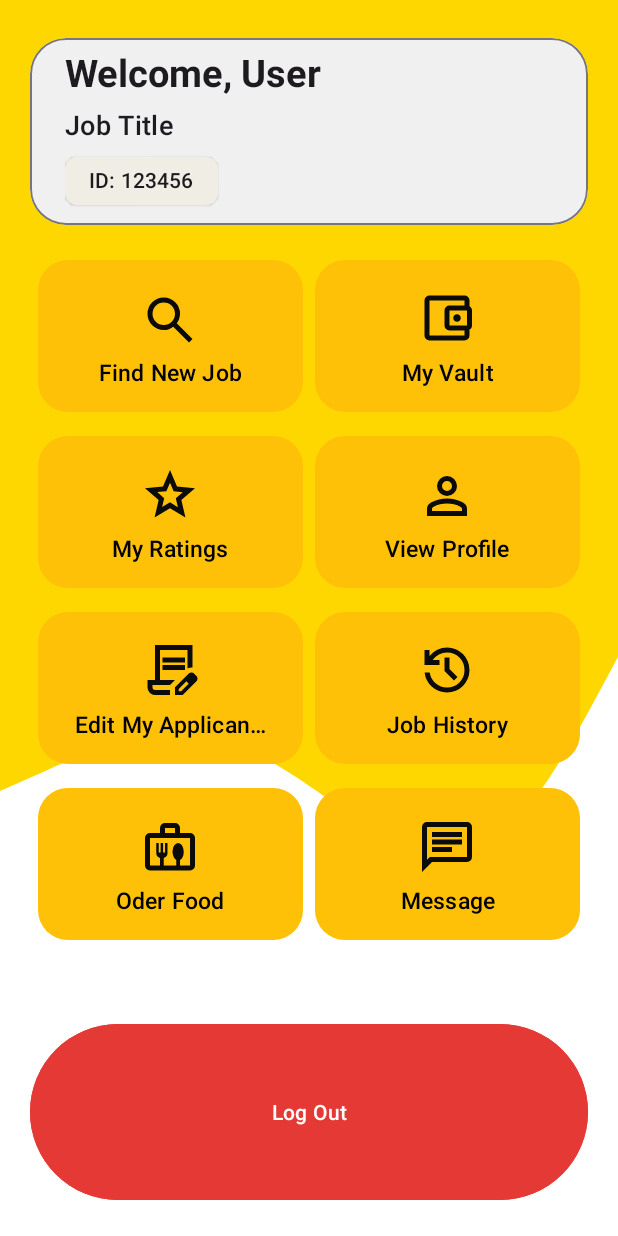
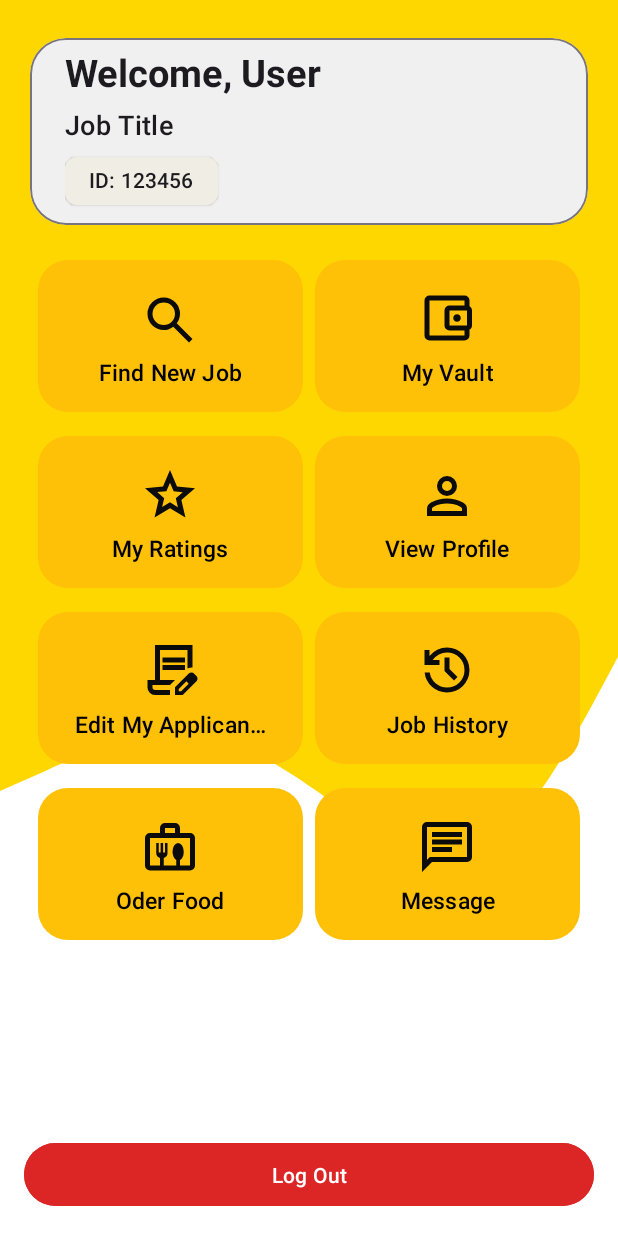
Before and after one commit to kavizzz03/Hire_Us_App, an Android app: the layout activity_emp_profile.xml on its own in the app's theme, with its tools: preview values and no code run, on a phone screen of 412 x 824 dp. Run offline under Robolectric (Android 15) with nearby library versions, the phone set to English and light mode, and no system bars; network calls fail.

Commit message:
Update activity_employer_jobs_history.xml and activity_emp_profile.xml

```diff
--- a/app/src/main/res/layout/activity_emp_profile.xml
+++ b/app/src/main/res/layout/activity_emp_profile.xml
@@ -4,7 +4,6 @@
     android:layout_width="match_parent"
     android:layout_height="match_parent"
     xmlns:app="http://schemas.android.com/apk/res-auto"
-    android:padding="20dp"
     android:background="@drawable/wave">
 
     <androidx.core.widget.NestedScrollView
@@ -22,7 +21,7 @@
             android:layout_height="wrap_content"
             android:gravity="center_horizontal"
             android:orientation="vertical"
-            android:paddingBottom="24dp"
+            android:padding="20dp"
             app:layout_constraintBottom_toBottomOf="parent"
             app:layout_constraintTop_toTopOf="parent"
             tools:layout_editor_absoluteX="20dp">
@@ -254,17 +253,13 @@
     <Button
         android:id="@+id/btnLogout"
         android:layout_width="match_parent"
-        android:layout_height="wrap_content"
-        android:layout_below="@+id/nestedScrollView2"
+        android:layout_height="50dp"
         android:layout_alignParentBottom="true"
-        android:layout_marginTop="20dp"
-        android:backgroundTint="#E53935"
-        android:elevation="4dp"
+        android:layout_marginStart="16dp"
+        android:layout_marginEnd="16dp"
+        android:layout_marginBottom="16dp"
+        android:backgroundTint="@color/error_47"
         android:text="Log Out"
-        android:textColor="#FFFFFF"
-        app:layout_constraintBottom_toBottomOf="parent"
-        app:layout_constraintEnd_toEndOf="parent"
-        app:layout_constraintStart_toStartOf="parent"
-        app:layout_constraintTop_toBottomOf="@+id/nestedScrollView2" />
+        android:textColor="#FFFFFF" />
 
 </RelativeLayout>
```
Also changed, not shown: app/src/main/res/layout/activity_employer_jobs_history.xml (+8 -5 lines).
